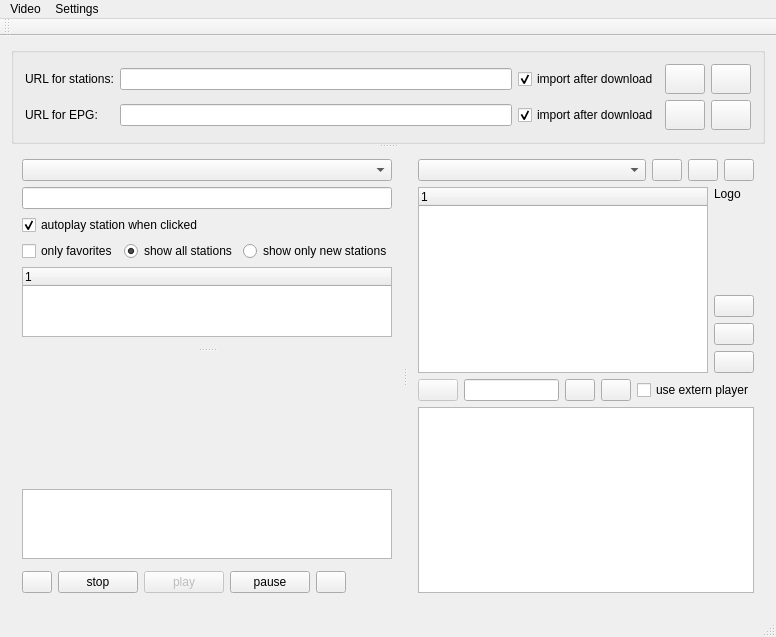
Old version of the form mainwindow.ui in the repository sgersing73/m3uMan.
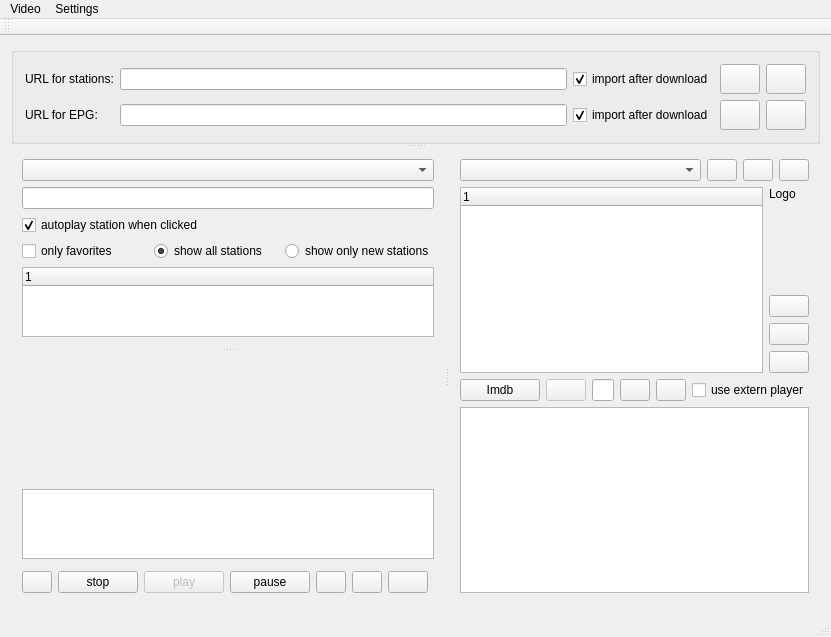
New version of the form. Icons and pictures are not drawn. Custom widgets are drawn as their Qt base class.

```diff
--- a/mainwindow.ui
+++ b/mainwindow.ui
@@ -6,7 +6,7 @@
    <rect>
     <x>0</x>
     <y>0</y>
-    <width>776</width>
+    <width>786</width>
     <height>598</height>
    </rect>
   </property>
@@ -336,6 +336,43 @@
               </property>
              </widget>
             </item>
+            <item>
+             <widget class="QPushButton" name="cmdEqualizer">
+              <property name="maximumSize">
+               <size>
+                <width>30</width>
+                <height>16777215</height>
+               </size>
+              </property>
+              <property name="text">
+               <string/>
+              </property>
+              <property name="icon">
+               <iconset resource="m3uMan.qrc">
+                <normaloff>:/images/Ui/icons8-adjust-50.png</normaloff>:/images/Ui/icons8-adjust-50.png</iconset>
+              </property>
+             </widget>
+            </item>
+            <item>
+             <widget class="QPushButton" name="cmdMute">
+              <property name="maximumSize">
+               <size>
+                <width>50</width>
+                <height>16777215</height>
+               </size>
+              </property>
+              <property name="text">
+               <string/>
+              </property>
+              <property name="icon">
+               <iconset resource="m3uMan.qrc">
+                <normaloff>:/images/Ui/icons8-audio-50.png</normaloff>:/images/Ui/icons8-audio-50.png</iconset>
+              </property>
+              <property name="autoDefault">
+               <bool>true</bool>
+              </property>
+             </widget>
+            </item>
             <item>
              <widget class="VlcWidgetVolumeSlider" name="widVolume" native="true">
               <property name="maximumSize">
@@ -456,7 +493,7 @@
               <widget class="QLabel" name="lblLogo">
                <property name="maximumSize">
                 <size>
-                 <width>140</width>
+                 <width>150</width>
                  <height>16777215</height>
                 </size>
                </property>
@@ -526,6 +563,13 @@
          </item>
          <item>
           <layout class="QHBoxLayout" name="horizontalLayout">
+           <item>
+            <widget class="QPushButton" name="cmdImdb">
+             <property name="text">
+              <string>Imdb</string>
+             </property>
+            </widget>
+           </item>
            <item>
             <widget class="QPushButton" name="cmdGatherData">
              <property name="enabled">
@@ -610,7 +654,7 @@
     <rect>
      <x>0</x>
      <y>0</y>
-     <width>776</width>
+     <width>786</width>
      <height>21</height>
     </rect>
    </property>
```
Left out of the diff: 22 changed lines with no effect on the pictures.
